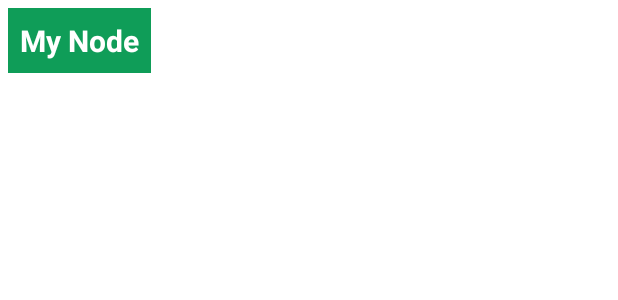
After one commit to ChaitanyaMunje/SessionManagementAndroid, an Android app: the layout tree_view_node.xml on its own in the app's theme, with its tools: preview values and no code run, on a phone screen of 412 x 824 dp. The commit adds this screen. Shown: the top 300 px of the screen. Run offline under Robolectric (Android 15) with nearby library versions, the phone set to English and light mode, and no system bars.

Commit message:
TreeView in Android

```diff
--- a/app/build.gradle
+++ b/app/build.gradle
@@ -18,7 +18,8 @@ android {
 
     buildTypes {
         release {
-            minifyEnabled false
+            //make change here
+            minifyEnabled true
             proguardFiles getDefaultProguardFile('proguard-android-optimize.txt'), 'proguard-rules.pro'
         }
     }
@@ -32,6 +33,7 @@ dependencies {
 
     implementation 'androidx.appcompat:appcompat:1.2.0'
     implementation 'com.google.android.material:material:1.2.1'
+    implementation 'de.blox.treeview:treeview:0.1.0'
     implementation 'androidx.constraintlayout:constraintlayout:2.0.4'
     testImplementation 'junit:junit:4.+'
     androidTestImplementation 'androidx.test.ext:junit:1.1.2'
--- /dev/null
+++ b/app/src/main/res/layout/tree_view_node.xml
@@ -0,0 +1,18 @@
+<?xml version="1.0" encoding="utf-8"?>
+<RelativeLayout xmlns:android="http://schemas.android.com/apk/res/android"
+    android:layout_width="wrap_content"
+    android:layout_height="wrap_content">
+
+    <TextView
+        android:id="@+id/idTvnode"
+        android:layout_width="wrap_content"
+        android:layout_height="wrap_content"
+        android:layout_margin="5dp"
+        android:background="@color/purple_500"
+        android:padding="8dp"
+        android:text="@string/my_node"
+        android:textColor="@color/white"
+        android:textSize="20sp"
+        android:textStyle="bold" />
+
+</RelativeLayout>
--- a/app/src/main/res/values/strings.xml
+++ b/app/src/main/res/values/strings.xml
@@ -1,6 +1,6 @@
 <resources>
     <!--app name-->
-    <string name="app_name">Session Management</string>
+    <string name="app_name">GFG App</string>
     <!--string for login button-->
     <string name="login">Login</string>
     <!--string for edittext hint in password-->
@@ -9,4 +9,5 @@
     <string name="enter_youe_email">Enter your Email</string>
     <!--string for logout button-->
     <string name="logout">Logout</string>
+    <string name="my_node">My Node</string>
 </resources>
```
Also changed, not shown: app/src/main/java/com/gtappdevelopers/sessionmanagement/MainActivity.java (+55 -59 lines), app/src/main/java/com/gtappdevelopers/sessionmanagement/Viewholder.java (added, +13 -0 lines), app/src/main/res/layout/activity_main.xml (+3 -39 lines).
